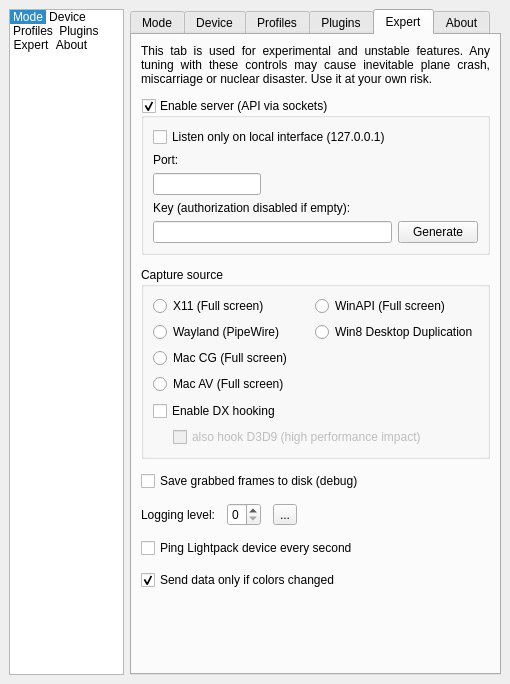
Qt form Software/src/SettingsWindow.ui (ermito/Lightpack) before a commit.
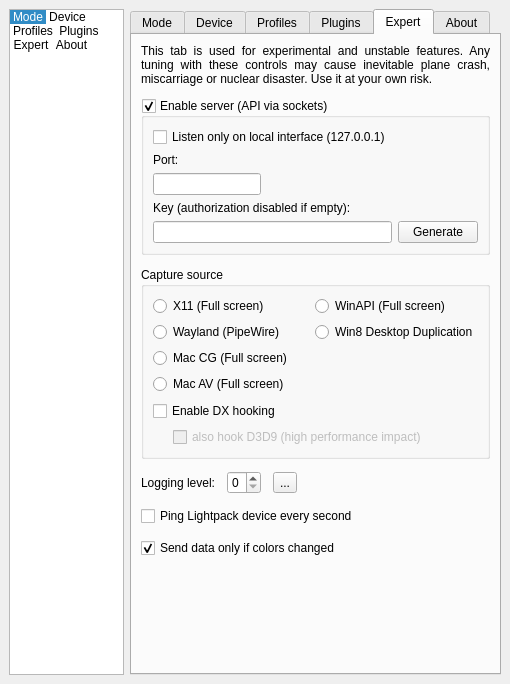
The same form after that commit. The open tabs and pages were chosen to show the change. Icons and pictures are not drawn. Custom widgets are drawn as their Qt base class.

Commit message:
remove runtime debug frames checkbox — switch to compile-time DEBUG_SAVE_FRAMES
Replace runtime Settings checkbox with #ifdef DEBUG_SAVE_FRAMES.
Frame saving is now controlled at compile time: pass -DDDEBUG_SAVE_FRAMES
to enable. Removes all INI key, signal, and UI plumbing for
SaveGrabbedFrames.

What changed in the file:
```diff
--- a/Software/src/SettingsWindow.ui
+++ b/Software/src/SettingsWindow.ui
@@ -2843,13 +2843,6 @@
           </layout>
          </widget>
         </item>
-        <item>
-         <widget class="QCheckBox" name="checkBox_SaveGrabbedFrames">
-          <property name="text">
-           <string>Save grabbed frames to disk (debug)</string>
-          </property>
-         </widget>
-        </item>
         <item>
          <layout class="QHBoxLayout" name="horizontalLayout_5">
           <item>
```
The commit also changes 8 other files.
